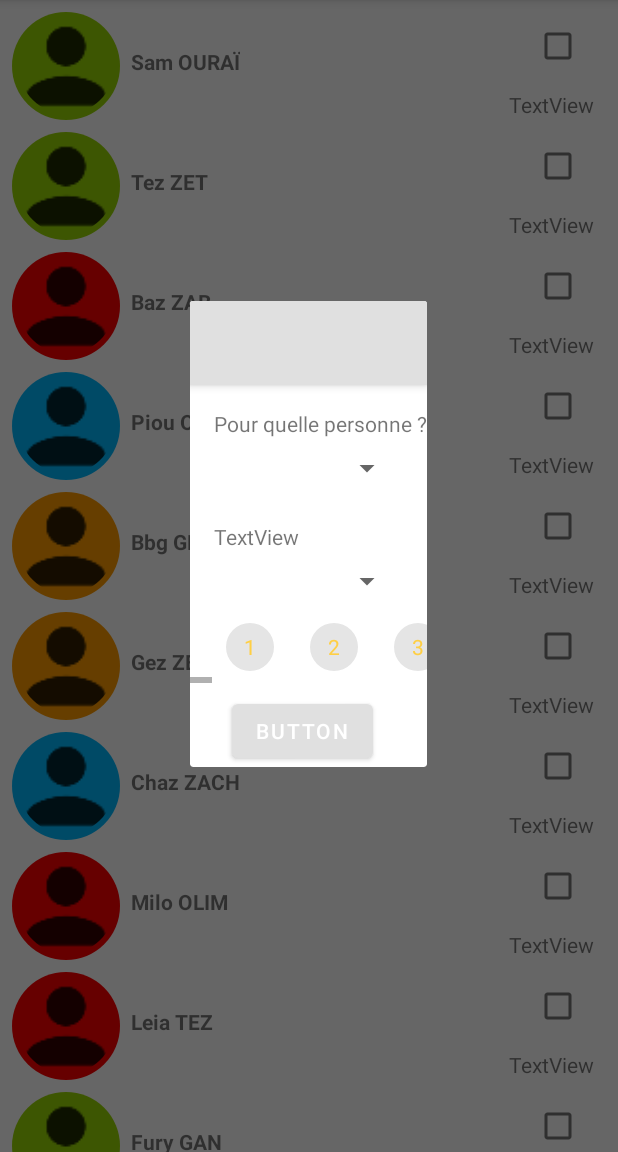
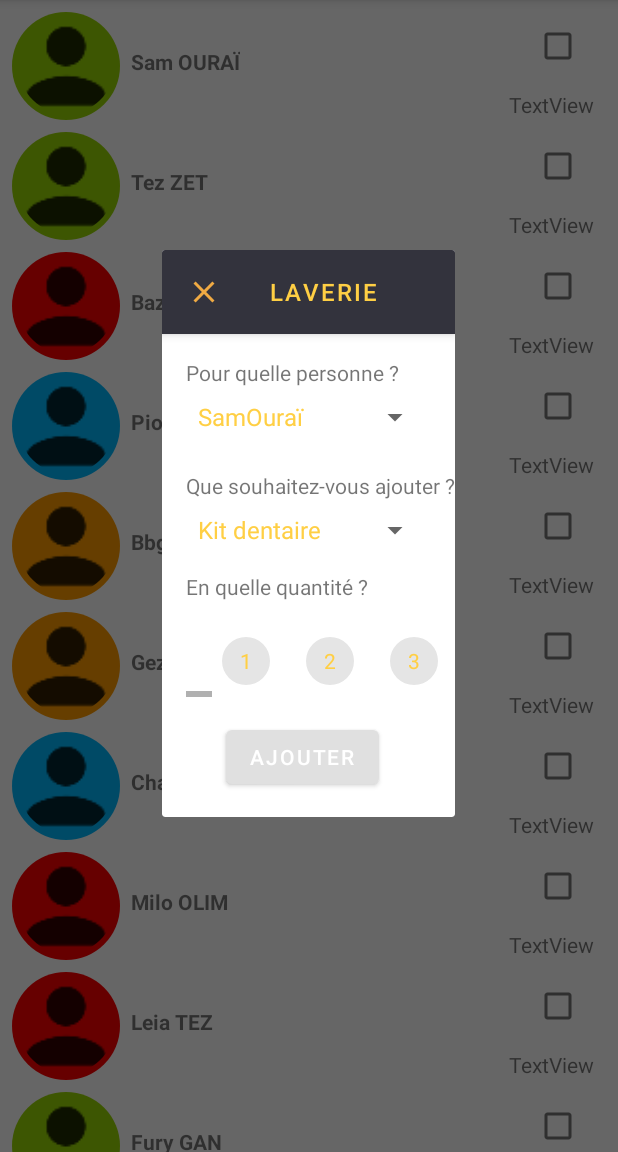
Before and after one commit to Te-Z/demeter, an Android app: the fragment AddLaundryFragment placed in its activity, on a phone screen of 412 x 824 dp, the part 84-1236 px from its top. Run offline under Robolectric (Android 15) with nearby library versions, the phone set to English and light mode, and no system bars; pictures from the network do not load.

Commit message:
Laundry spinners added

```diff
--- a/app/src/main/java/app/tez/demeter/services/dialog/AddLaundryFragment.kt
+++ b/app/src/main/java/app/tez/demeter/services/dialog/AddLaundryFragment.kt
@@ -3,17 +3,22 @@ package app.tez.demeter.services.dialog
 
 import android.os.Bundle
 import android.util.Log
+import android.view.*
+import android.widget.AdapterView
+import android.widget.ArrayAdapter
+import android.widget.ListAdapter
+import android.widget.Spinner
 import androidx.fragment.app.DialogFragment
-import android.view.LayoutInflater
-import android.view.View
-import android.view.ViewGroup
+import androidx.appcompat.widget.Toolbar
+import app.tez.demeter.Fake
 
 import app.tez.demeter.R
+import app.tez.demeter.models.Recipient
 import com.google.android.material.chip.Chip
 import com.google.android.material.chip.ChipGroup
 import kotlinx.android.synthetic.main.fragment_add_laundry.view.*
 
-class AddLaundryFragment: DialogFragment(), ChipGroup.OnCheckedChangeListener {
+class AddLaundryFragment: DialogFragment(), ChipGroup.OnCheckedChangeListener , AdapterView.OnItemSelectedListener {
 
     companion object {
         const val TAG = "AddLaundryFragment"
@@ -21,14 +26,39 @@ class AddLaundryFragment: DialogFragment(), ChipGroup.OnCheckedChangeListener {
 
     // DESIGN
     private lateinit var rootView: View
+    private lateinit var toolbar: Toolbar
     private lateinit var chipGroup: ChipGroup
+    private lateinit var personSpinner: Spinner
+    private lateinit var itemSpinner: Spinner
+    private lateinit var personArrayAdapter: ArrayAdapter<String>
+    private lateinit var itemArrayAdapter: ArrayAdapter<CharSequence>
+
+    // DATA
+    private lateinit var selectedItem: String
+    private lateinit var selectedPerson: String
+
+    // For test
+    private var userList = mutableListOf<Recipient>()
+    private var personList = mutableListOf<String>()
 
     override fun onCreateView(inflater: LayoutInflater, container: ViewGroup?,
                               savedInstanceState: Bundle?): View? {
         // Inflate the layout for this fragment
         this.rootView = inflater.inflate(R.layout.fragment_add_laundry, container, false)
 
+        this.configureToolbar()
         this.configureChips()
+
+        // TODO: enlever les lignes de test
+        Fake.userList(userList)
+        for(recipient in userList){
+            val string = recipient.firstName + recipient.lastName
+            personList.add(string)
+        }
+
+        this.configurePersonSpinner(personList)
+        this.configureItemSpinner()
+        this.configureRecyclerview()
 
         return rootView
     }
@@ -38,9 +68,60 @@ class AddLaundryFragment: DialogFragment(), ChipGroup.OnCheckedChangeListener {
         dialog.window?.let { it.attributes.windowAnimations = R.style.DialogAnimation }
     }
 
+    override fun onCreateOptionsMenu(menu: Menu?, inflater: MenuInflater?) {
+        inflater?.inflate(R.menu.services_menu, menu)
+        super.onCreateOptionsMenu(menu, inflater)
+    }
+
     // -----------------
     // UI
     // -----------------
+
+    private fun configureToolbar(){
+        this.toolbar = rootView.laundry_toolbar
+        this.toolbar.setOnClickListener{ dialog.dismiss() }
+        this.toolbar.title = getString(R.string.laundry)
+        this.toolbar.menu
+    }
+
+    private fun configureRecyclerview(){
+
+    }
+
+    private fun configurePersonSpinner(username: List<String>){
+        this.personSpinner = rootView.add_laundry_person_spinner
+        context?.let {
+            this.personArrayAdapter = ArrayAdapter(it, android.R.layout.simple_spinner_item, username)
+            this.personArrayAdapter.setDropDownViewResource(android.R.layout.simple_spinner_dropdown_item)
+            this.personSpinner.onItemSelectedListener = this
+            this.personSpinner.adapter = personArrayAdapter
+        }
+    }
+
+    private fun configureItemSpinner(){
+        this.itemSpinner = rootView.add_laundry_item_spinner
+        context?.let {
+            this.itemArrayAdapter = ArrayAdapter.createFromResource(it, R.array.donations_array, android.R.layout.simple_spinner_item)
+            this.itemArrayAdapter.setDropDownViewResource(android.R.layout.simple_spinner_dropdown_item)
+            this.itemSpinner.onItemSelectedListener = this
+            this.itemSpinner.adapter = itemArrayAdapter
+        }
+    }
+
+    override fun onNothingSelected(parent: AdapterView<*>?) {}
+
+    override fun onItemSelected(parent: AdapterView<*>?, view: View?, position: Int, id: Long) {
+        when(parent?.id){
+            rootView.add_laundry_item_spinner.id -> {
+                selectedItem = parent.getItemAtPosition(position) as String
+                Log.d(TAG, "onItemSelected: selectedItem = $selectedItem")
+            }
+            rootView.add_laundry_person_spinner.id -> {
+                selectedPerson = parent.getItemAtPosition(position) as String
+                Log.d(TAG, "onItemSelected: selectedPersone = $selectedPerson")
+            }
+        }
+    }
 
     private fun configureChips(){
         this.chipGroup = rootView.laundry_chipgroup
--- /dev/null
+++ b/app/src/main/res/drawable/ic_close.xml
@@ -0,0 +1,5 @@
+<vector android:height="24dp" android:tint="#F0AA43"
+    android:viewportHeight="24.0" android:viewportWidth="24.0"
+    android:width="24dp" xmlns:android="http://schemas.android.com/apk/res/android">
+    <path android:fillColor="#FFCF44" android:pathData="M19,6.41L17.59,5 12,10.59 6.41,5 5,6.41 10.59,12 5,17.59 6.41,19 12,13.41 17.59,19 19,17.59 13.41,12z"/>
+</vector>
--- a/app/src/main/res/layout/fragment_add_laundry.xml
+++ b/app/src/main/res/layout/fragment_add_laundry.xml
@@ -16,11 +16,11 @@
         app:layout_constraintTop_toTopOf="parent">
 
         <androidx.appcompat.widget.Toolbar
-            android:id="@+id/toolbar"
+            android:id="@+id/laundry_toolbar"
             style="@style/Widget.Demeter.Toolbar"
             android:layout_width="match_parent"
             android:layout_height="?attr/actionBarSize"
-            android:background="?attr/colorPrimary" />
+            app:navigationIcon="@drawable/ic_close"/>
     </com.google.android.material.appbar.AppBarLayout>
 
     <TextView
@@ -46,17 +46,17 @@
         app:layout_constraintTop_toBottomOf="@+id/add_laundry_person_label" />
 
     <TextView
-        android:id="@+id/textView20"
+        android:id="@+id/add_laundry_add_label"
         android:layout_width="wrap_content"
         android:layout_height="wrap_content"
         android:layout_marginStart="16dp"
         android:layout_marginTop="24dp"
-        android:text="TextView"
+        android:text="@string/laundry_item"
         app:layout_constraintStart_toStartOf="parent"
         app:layout_constraintTop_toBottomOf="@+id/add_laundry_person_spinner" />
 
     <Spinner
-        android:id="@+id/spinner"
+        android:id="@+id/add_laundry_item_spinner"
         android:layout_width="0dp"
         android:layout_height="wrap_content"
         android:layout_marginEnd="16dp"
@@ -64,37 +64,71 @@
         android:layout_marginTop="8dp"
         app:layout_constraintEnd_toEndOf="parent"
         app:layout_constraintStart_toStartOf="parent"
-        app:layout_constraintTop_toBottomOf="@+id/textView20" />
+        app:layout_constraintTop_toBottomOf="@+id/add_laundry_add_label" />
+
+    <TextView
+        android:id="@+id/laundry_item_label"
+        android:layout_width="wrap_content"
+        android:layout_height="wrap_content"
+        android:layout_marginStart="16dp"
+        android:layout_marginTop="16dp"
+        android:text="@string/laundry_item_quantity"
+        app:layout_constraintStart_toStartOf="parent"
+        app:layout_constraintTop_toBottomOf="@+id/add_laundry_item_spinner" />
 
     <HorizontalScrollView
         android:id="@+id/horizontal_sv"
         android:layout_width="0dp"
         android:layout_height="wrap_content"
+        android:layout_marginStart="16dp"
+        android:layout_marginTop="8dp"
+        android:layout_marginEnd="8dp"
         app:layout_constraintEnd_toEndOf="parent"
         app:layout_constraintStart_toStartOf="parent"
-        app:layout_constraintTop_toBottomOf="@+id/spinner">
+        app:layout_constraintTop_toBottomOf="@+id/laundry_item_label">
 
         <com.google.android.material.chip.ChipGroup
             android:id="@+id/laundry_chipgroup"
             android:layout_width="wrap_content"
             android:layout_height="wrap_content"
-            android:layout_marginEnd="16dp"
             android:layout_marginStart="16dp"
             android:layout_marginTop="8dp"
+            android:layout_marginEnd="16dp"
             android:orientation="horizontal"
-            app:singleSelection="true"
-            app:singleLine="true"/>
+            app:singleLine="true"
+            app:singleSelection="true" />
     </HorizontalScrollView>
 
-    <Button
-        android:id="@+id/button"
+    <com.google.android.material.button.MaterialButton
+        android:id="@+id/add_laundry_submit"
         android:layout_width="wrap_content"
         android:layout_height="wrap_content"
+        android:layout_marginStart="8dp"
+        android:layout_marginTop="16dp"
         android:layout_marginEnd="16dp"
-        android:layout_marginStart="8dp"
-        android:layout_marginTop="8dp"
-        android:text="Button"
+        android:clickable="false"
+        android:text="@string/laundry_item_add"
         app:layout_constraintEnd_toEndOf="parent"
         app:layout_constraintStart_toStartOf="parent"
         app:layout_constraintTop_toBottomOf="@+id/horizontal_sv" />
+
+    <ScrollView
+        android:layout_width="0dp"
+        android:layout_height="0dp"
+        android:layout_marginStart="16dp"
+        android:layout_marginTop="16dp"
+        android:layout_marginEnd="16dp"
+        app:layout_constraintBottom_toBottomOf="parent"
+        app:layout_constraintEnd_toEndOf="parent"
+        app:layout_constraintStart_toStartOf="parent"
+        app:layout_constraintTop_toBottomOf="@+id/add_laundry_submit">
+
+        <androidx.recyclerview.widget.RecyclerView
+            android:id="@+id/add_laundry_recyclerview"
+            android:layout_width="match_parent"
+            android:layout_height="wrap_content">
+
+        </androidx.recyclerview.widget.RecyclerView>
+    </ScrollView>
+
 </androidx.constraintlayout.widget.ConstraintLayout>
--- /dev/null
+++ b/app/src/main/res/menu/laundry_menu.xml
@@ -0,0 +1,9 @@
+<?xml version="1.0" encoding="utf-8"?>
+<menu xmlns:android="http://schemas.android.com/apk/res/android"
+    xmlns:app="http://schemas.android.com/apk/res-auto">
+    <item
+        android:id="@+id/laundry_submit"
+        android:visible="true"
+        android:title="@string/submit_service"
+        app:showAsAction="always"/>
+</menu>
--- a/app/src/main/res/values/strings.xml
+++ b/app/src/main/res/values/strings.xml
@@ -7,11 +7,15 @@
     <!-- SERVICES -->
     <string name="laundry">Laverie</string>
     <string name="laundry_users">Machines en cours</string>
+    <string name="laundry_item">Que souhaitez-vous ajouter ?</string>
+    <string name="laundry_item_add">Ajouter</string>
+    <string name="laundry_item_quantity">En quelle quantité ?</string>
     <string name="donations">Dons</string>
     <string name="donations_inventory">Dons en stock</string>
     <string name="lockers">Casiers</string>
     <string name="lockers_users">Casiers utilisés</string>
     <string name="add_services">+ 1</string>
+    <string name="submit_service">C\'est parti !</string>
 
     <!-- ITEMS -->
     <string name="dnts_dental_kit">Kit dentaire</string>
@@ -29,6 +33,23 @@
     <string name="dnts_tshirt">T-Shirt</string>
     <string name="dnts_suitcase">Valise</string>
     <string name="dnts_pet_shop">Animalerie</string>
+    <string-array name="donations_array">
+        <item>Kit dentaire</item>
+        <item>Kit de rasage</item>
+        <item>Bonnets</item>
+        <item>Ceinture</item>
+        <item>Chaussures</item>
+        <item>Chaussettes</item>
+        <item>Echarpe</item>
+        <item>Gants</item>
+        <item>Manteau</item>
+        <item>Pantalon</item>
+        <item>Pull</item>
+        <item>Underpants</item>
+        <item>T-Shirt</item>
+        <item>Valise</item>
+        <item>Animalerie</item>
+    </string-array>
 
     <!-- LAUNDRY -->
     <string name="laundry_person_label">Pour quelle personne ?</string>
```
